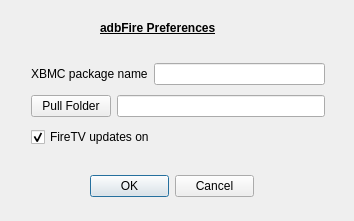
This is preferencesdialog.ui in kbrack1/adbFire as Qt 5 draws it before an edit. The edited form follows.
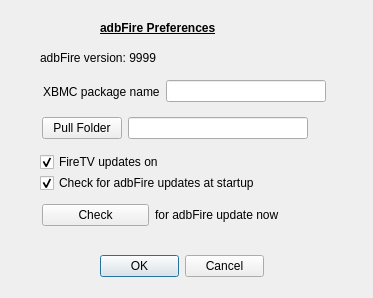
This is the edited form.

Patch:
```diff
--- a/preferencesdialog.ui
+++ b/preferencesdialog.ui
@@ -6,8 +6,8 @@
    <rect>
     <x>0</x>
     <y>0</y>
-    <width>354</width>
-    <height>221</height>
+    <width>373</width>
+    <height>298</height>
    </rect>
   </property>
   <property name="windowTitle">
@@ -29,8 +29,8 @@
   <widget class="QWidget" name="layoutWidget">
    <property name="geometry">
     <rect>
-     <x>90</x>
-     <y>170</y>
+     <x>100</x>
+     <y>250</y>
      <width>164</width>
      <height>32</height>
     </rect>
@@ -52,17 +52,66 @@
     </item>
    </layout>
   </widget>
-  <widget class="QWidget" name="layoutWidget">
+  <widget class="QLabel" name="versionLabel">
    <property name="geometry">
     <rect>
-     <x>31</x>
-     <y>59</y>
-     <width>294</width>
-     <height>94</height>
+     <x>40</x>
+     <y>50</y>
+     <width>141</width>
+     <height>16</height>
     </rect>
    </property>
-   <layout class="QVBoxLayout" name="verticalLayout">
-    <item>
+   <property name="text">
+    <string>adbFire version: 9999</string>
+   </property>
+  </widget>
+  <widget class="QCheckBox" name="versioncheck">
+   <property name="geometry">
+    <rect>
+     <x>40</x>
+     <y>173</y>
+     <width>257</width>
+     <height>20</height>
+    </rect>
+   </property>
+   <property name="toolTip">
+    <string>&lt;html&gt;&lt;head/&gt;&lt;body&gt;&lt;p&gt;This&lt;span style=&quot; color:#c0c0c0;&quot;/&gt;disables/enables&lt;span style=&quot; color:#c0c0c0;&quot;/&gt;com.amazon.dcp&lt;/p&gt;&lt;/body&gt;&lt;/html&gt;</string>
+   </property>
+   <property name="text">
+    <string>Check for adbFire updates at startup</string>
+   </property>
+   <property name="checked">
+    <bool>true</bool>
+   </property>
+  </widget>
+  <widget class="QCheckBox" name="ftvupdatesBox">
+   <property name="geometry">
+    <rect>
+     <x>40</x>
+     <y>152</y>
+     <width>140</width>
+     <height>20</height>
+    </rect>
+   </property>
+   <property name="toolTip">
+    <string>&lt;html&gt;&lt;head/&gt;&lt;body&gt;&lt;p&gt;This&lt;span style=&quot; color:#c0c0c0;&quot;/&gt;disables/enables&lt;span style=&quot; color:#c0c0c0;&quot;/&gt;com.amazon.dcp&lt;/p&gt;&lt;/body&gt;&lt;/html&gt;</string>
+   </property>
+   <property name="text">
+    <string>FireTV updates on</string>
+   </property>
+   <property name="checked">
+    <bool>true</bool>
+   </property>
+  </widget>
+  <widget class="QWidget" name="">
+   <property name="geometry">
+    <rect>
+     <x>43</x>
+     <y>80</y>
+     <width>283</width>
+     <height>23</height>
+    </rect>
+   </property>
      <layout class="QHBoxLayout" name="horizontalLayout_2">
       <item>
        <widget class="QLabel" name="label">
@@ -79,8 +128,16 @@
        </widget>
       </item>
      </layout>
-    </item>
-    <item>
+  </widget>
+  <widget class="QWidget" name="">
+   <property name="geometry">
+    <rect>
+     <x>42</x>
+     <y>112</y>
+     <width>266</width>
+     <height>33</height>
+    </rect>
+   </property>
      <layout class="QHBoxLayout" name="horizontalLayout_3">
       <item>
        <widget class="QPushButton" name="pfolderButton">
@@ -100,17 +157,28 @@
        </widget>
       </item>
      </layout>
+  </widget>
+  <widget class="QWidget" name="">
+   <property name="geometry">
+    <rect>
+     <x>42</x>
+     <y>199</y>
+     <width>237</width>
+     <height>32</height>
+    </rect>
+   </property>
+   <layout class="QHBoxLayout" name="horizontalLayout_4">
+    <item>
+     <widget class="QPushButton" name="getUpdate">
+      <property name="text">
+       <string>Check</string>
+      </property>
+     </widget>
     </item>
     <item>
-     <widget class="QCheckBox" name="ftvupdatesBox">
-      <property name="toolTip">
-       <string>&lt;html&gt;&lt;head/&gt;&lt;body&gt;&lt;p&gt;This&lt;span style=&quot; color:#c0c0c0;&quot;/&gt;disables/enables&lt;span style=&quot; color:#c0c0c0;&quot;/&gt;com.amazon.dcp&lt;/p&gt;&lt;/body&gt;&lt;/html&gt;</string>
-      </property>
+     <widget class="QLabel" name="label_3">
       <property name="text">
-       <string>FireTV updates on</string>
-      </property>
-      <property name="checked">
-       <bool>true</bool>
+       <string>for adbFire update now</string>
       </property>
      </widget>
     </item>
```
Lines whose indentation alone changed are shown as unchanged.
